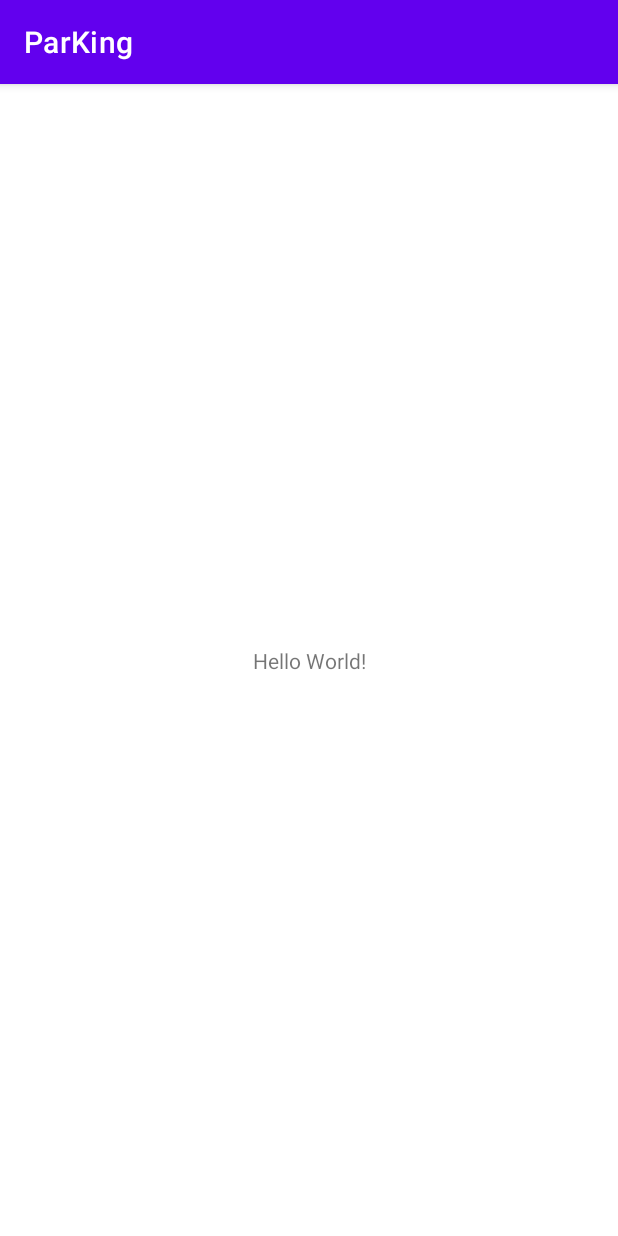
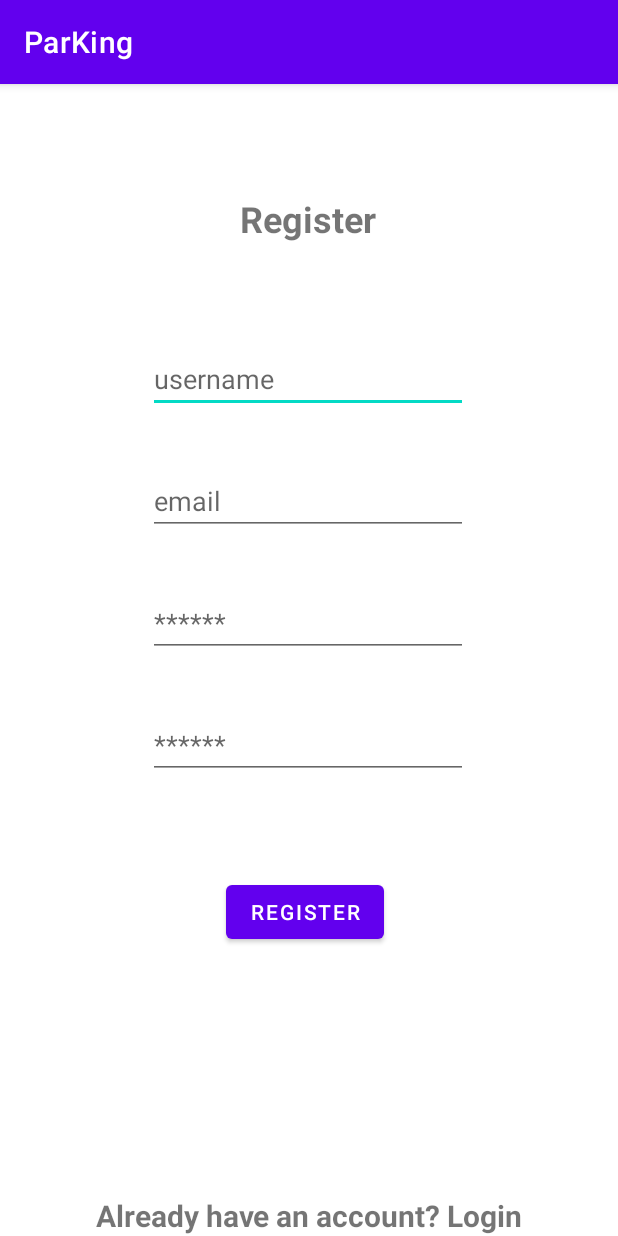
Before and after one commit to ABHINAVGUPTA02/ParKing, an Android app: the screen it shows after launch (MainActivity before the commit, RegisterActivity after it), on a phone screen of 412 x 824 dp. Run offline under Robolectric (Android 15) with nearby library versions, the phone set to English and light mode, and no system bars; our stand-ins replace Firebase (no records; nobody signed in at launch, a user with empty details on screens opened directly).

```diff
--- /dev/null
+++ b/app/src/main/java/com/hack36/ParKing/Model/DAOEUser.java
@@ -0,0 +1,16 @@
+package com.hack36.ParKing.Model;
+
+import com.google.android.gms.tasks.Task;
+import com.google.firebase.database.DatabaseReference;
+import com.google.firebase.database.FirebaseDatabase;
+
+public class DAOEUser {
+    private DatabaseReference databaseReference;
+    public DAOEUser(){
+        FirebaseDatabase db = FirebaseDatabase.getInstance();
+        databaseReference = db.getReference(user.class.getSimpleName());
+    }
+    public Task<Void> add(user user){
+        return databaseReference.push().setValue(user);
+    }
+}
--- /dev/null
+++ b/app/src/main/java/com/hack36/ParKing/RegisterActivity.java
@@ -0,0 +1,44 @@
+package com.hack36.ParKing;
+
+import androidx.appcompat.app.AppCompatActivity;
+
+import android.content.Intent;
+import android.os.Bundle;
+
+import android.widget.Button;
+import android.widget.EditText;
+import android.widget.TextView;
+import android.widget.Toast;
+
+import com.hack36.ParKing.Model.DAOEUser;
+import com.hack36.ParKing.Model.user;
+
+public class RegisterActivity extends AppCompatActivity {
+
+    //variables
+    private EditText userName;
+    private EditText email;
+    private EditText password;
+    private EditText conPassword;
+    private Button Register;
+
+    @Override
+    protected void onCreate(Bundle savedInstanceState) {
+        super.onCreate(savedInstanceState);
+        setContentView(R.layout.activity_register);
+        TextView textViewLogin= findViewById(R.id.textViewLogin);
+        userName = findViewById(R.id.userName);
+        email = findViewById(R.id.email);
+        password = findViewById(R.id.password);
+        conPassword = findViewById(R.id.confirmPassword);
+        Register = findViewById(R.id.Register);
+
+        DAOEUser daoeUser = new DAOEUser();
+
+        Register.setOnClickListener(view -> {
+            user user= new user(userName.getText().toString(),email.getText().toString(),password.getText().toString(),conPassword.getText().toString());
+            daoeUser.add(user).addOnSuccessListener(unused -> Toast.makeText(RegisterActivity.this, "user successfully registered", Toast.LENGTH_SHORT).show()).addOnFailureListener(e -> Toast.makeText(RegisterActivity.this, "error: "+e.getMessage(), Toast.LENGTH_SHORT).show());
+        });
+        textViewLogin.setOnClickListener(view -> startActivity(new Intent(RegisterActivity.this,LoginActivity.class)));
+    }
+}
--- a/app/src/main/res/layout/activity_main.xml
+++ b/app/src/main/res/layout/activity_main.xml
@@ -4,15 +4,6 @@
     xmlns:tools="http://schemas.android.com/tools"
     android:layout_width="match_parent"
     android:layout_height="match_parent"
-    tools:context=".MainActivity">
-
-    <TextView
-        android:layout_width="wrap_content"
-        android:layout_height="wrap_content"
-        android:text="Hello World!"
-        app:layout_constraintBottom_toBottomOf="parent"
-        app:layout_constraintLeft_toLeftOf="parent"
-        app:layout_constraintRight_toRightOf="parent"
-        app:layout_constraintTop_toTopOf="parent" />
+    tools:context=".LoginActivity">
 
 </androidx.constraintlayout.widget.ConstraintLayout>
--- /dev/null
+++ b/app/src/main/res/layout/activity_register.xml
@@ -0,0 +1,107 @@
+<?xml version="1.0" encoding="utf-8"?>
+<androidx.constraintlayout.widget.ConstraintLayout xmlns:android="http://schemas.android.com/apk/res/android"
+    xmlns:app="http://schemas.android.com/apk/res-auto"
+    xmlns:tools="http://schemas.android.com/tools"
+    android:layout_width="match_parent"
+    android:layout_height="match_parent"
+    tools:context=".MainActivity">
+
+    <androidx.constraintlayout.widget.ConstraintLayout
+        android:layout_width="match_parent"
+        android:layout_height="match_parent"
+        android:background="@color/white"
+        tools:layout_editor_absoluteX="1dp">
+
+        <TextView
+            android:id="@+id/textView"
+            android:layout_width="wrap_content"
+            android:layout_height="wrap_content"
+            android:text="Register"
+            android:textSize="24sp"
+            android:textStyle="bold"
+            app:layout_constraintBottom_toBottomOf="parent"
+            app:layout_constraintEnd_toEndOf="parent"
+            app:layout_constraintHorizontal_bias="0.498"
+            app:layout_constraintStart_toStartOf="parent"
+            app:layout_constraintTop_toTopOf="parent"
+            app:layout_constraintVertical_bias="0.1" />
+
+        <EditText
+            android:id="@+id/userName"
+            android:layout_width="wrap_content"
+            android:layout_height="wrap_content"
+            android:layout_marginTop="68dp"
+            android:ems="10"
+            android:hint="username"
+            android:inputType="textPersonName"
+            app:layout_constraintEnd_toEndOf="parent"
+            app:layout_constraintHorizontal_bias="0.497"
+            app:layout_constraintStart_toStartOf="parent"
+            app:layout_constraintTop_toBottomOf="@+id/textView" />
+
+        <EditText
+            android:id="@+id/email"
+            android:layout_width="wrap_content"
+            android:layout_height="wrap_content"
+            android:layout_marginTop="36dp"
+            android:ems="10"
+            android:hint="email"
+            android:inputType="textPersonName"
+            app:layout_constraintEnd_toEndOf="parent"
+            app:layout_constraintHorizontal_bias="0.497"
+            app:layout_constraintStart_toStartOf="parent"
+            app:layout_constraintTop_toBottomOf="@+id/userName" />
+
+        <EditText
+            android:id="@+id/password"
+            android:layout_width="wrap_content"
+            android:layout_height="wrap_content"
+            android:layout_marginTop="36dp"
+            android:ems="10"
+            android:hint="******"
+            android:inputType="textPassword"
+            app:layout_constraintEnd_toEndOf="parent"
+            app:layout_constraintHorizontal_bias="0.497"
+            app:layout_constraintStart_toStartOf="parent"
+            app:layout_constraintTop_toBottomOf="@+id/email" />
+
+        <EditText
+            android:id="@+id/confirmPassword"
+            android:layout_width="wrap_content"
+            android:layout_height="wrap_content"
+            android:layout_marginTop="36dp"
+            android:ems="10"
+            android:hint="******"
+            android:inputType="textPassword"
+            app:layout_constraintEnd_toEndOf="parent"
+            app:layout_constraintHorizontal_bias="0.497"
+            app:layout_constraintStart_toStartOf="parent"
+            app:layout_constraintTop_toBottomOf="@+id/password" />
+
+        <Button
+            android:id="@+id/Register"
+            android:layout_width="wrap_content"
+            android:layout_height="wrap_content"
+            android:text="Register"
+            app:layout_constraintBottom_toBottomOf="parent"
+            app:layout_constraintEnd_toEndOf="parent"
+            app:layout_constraintHorizontal_bias="0.492"
+            app:layout_constraintStart_toStartOf="parent"
+            app:layout_constraintTop_toBottomOf="@+id/confirmPassword"
+            app:layout_constraintVertical_bias="0.252" />
+
+        <TextView
+            android:id="@+id/textViewLogin"
+            android:layout_width="wrap_content"
+            android:layout_height="wrap_content"
+            android:text="Already have an account? Login"
+            android:textSize="20sp"
+            android:textStyle="bold"
+            app:layout_constraintBottom_toBottomOf="parent"
+            app:layout_constraintEnd_toEndOf="parent"
+            app:layout_constraintStart_toStartOf="parent"
+            app:layout_constraintTop_toBottomOf="@+id/button"
+            app:layout_constraintVertical_bias="0.23" />
+
+    </androidx.constraintlayout.widget.ConstraintLayout>
+</androidx.constraintlayout.widget.ConstraintLayout>
--- /dev/null
+++ b/app/src/main/res/values/dimens.xml
@@ -0,0 +1,3 @@
+<resources>
+        <dimen name="fab_margin">16dp</dimen>
+    </resources>
--- a/app/src/main/res/values/themes.xml
+++ b/app/src/main/res/values/themes.xml
@@ -13,4 +13,10 @@
         <item name="android:statusBarColor" tools:targetApi="l">?attr/colorPrimaryVariant</item>
         <!-- Customize your theme here. -->
     </style>
+    <style name="Theme.ParKing.NoActionBar">
+        <item name="windowActionBar">false</item>
+        <item name="windowNoTitle">true</item>
+    </style>
+    <style name="Theme.ParKing.AppBarOverlay" parent="ThemeOverlay.AppCompat.Dark.ActionBar" />
+    <style name="Theme.ParKing.PopupOverlay" parent="ThemeOverlay.AppCompat.Light" />
 </resources>
--- a/build.gradle
+++ b/build.gradle
@@ -6,7 +6,7 @@ buildscript {
     }
     dependencies {
         classpath "com.android.tools.build:gradle:7.0.4"
-
+        classpath 'com.google.gms:google-services:4.3.10'
         // NOTE: Do not place your application dependencies here; they belong
         // in the individual module build.gradle files
     }
```
Also changed, not shown: app/build.gradle (+11 -0 lines), app/src/main/AndroidManifest.xml (+7 -1 lines), app/src/main/java/com/hack36/ParKing/LoginActivity.java (added, +25 -0 lines), app/src/main/java/com/hack36/ParKing/Model/user.java (added, +49 -0 lines), app/src/main/res/layout/activity_login.xml (added, +110 -0 lines), app/src/main/res/values/strings.xml (+9 -0 lines), 1 other file.
